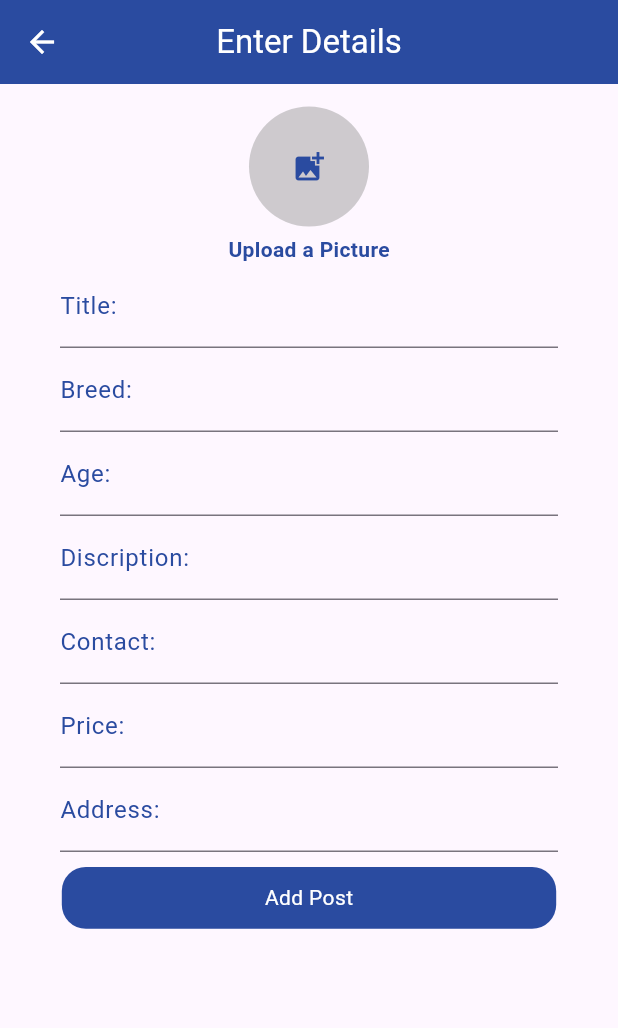
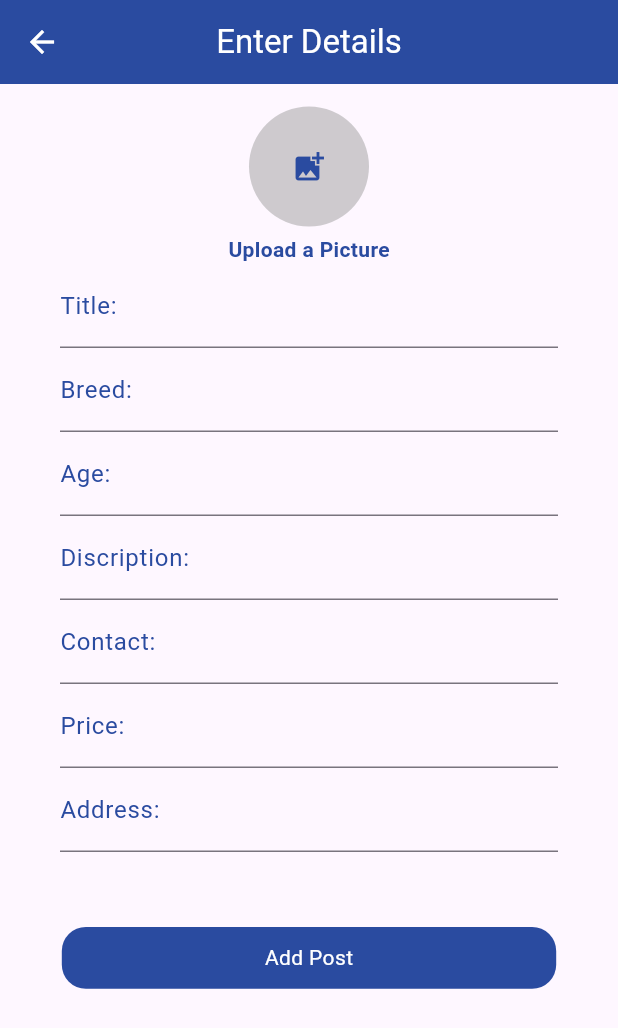
Before and after one commit to YaqoobAhmed/BIrdsApp, a Flutter app: the SellScreen screen opened directly, after a tap on "Add Post", on a phone screen of 412 x 824 dp. Shown: the top 1028 px of the screen. Run offline on Flutter 3.47's test engine with Material 3 defaults, Android fonts, the phone set to English and light mode, and no system bars; our stand-ins replace cloud_firestore, curved_labeled_navigation_bar, firebase_auth, firebase_core, firebase_storage, image_picker; accounts and stored records are empty.

```diff
--- a/lib/Views/sell/Screen/Sell.dart
+++ b/lib/Views/sell/Screen/Sell.dart
@@ -1,7 +1,6 @@
 import 'dart:io';
 
 import 'package:cloud_firestore/cloud_firestore.dart';
-import 'package:firebase/Views/Onboarding/Screen/onboarding.dart';
 import 'package:firebase/colors.dart';
 import 'package:firebase_auth/firebase_auth.dart';
 import 'package:firebase_storage/firebase_storage.dart';
@@ -76,8 +75,6 @@ class _SellScreenState extends State<SellScreen> {
         await _firestore.collection("adds").add(sellData);
 
         print("Add posted");
-        Navigator.pushReplacement(context,
-            MaterialPageRoute(builder: (context) => OnboardingScreen()));
 
         //show bottom snackbar
         ScaffoldMessenger.of(context).showSnackBar(SnackBar(
@@ -236,7 +233,7 @@ class _SellScreenState extends State<SellScreen> {
                           ),
                         ),
                         SizedBox(
-                          height: 10,
+                          height: 50,
                         ),
                         GestureDetector(
                           onTap: AddPost,
@@ -255,7 +252,7 @@ class _SellScreenState extends State<SellScreen> {
                           ),
                         ),
                         SizedBox(
-                          height: 20,
+                          height: 10,
                         )
                       ],
                     ),
--- a/pubspec.yaml
+++ b/pubspec.yaml
@@ -53,12 +53,13 @@ flutter_icons:
   android: true
   ios: true
   image_path: "assets/images/logoMain.png"
+  flutter_lints: ^3.0.1
   # The "flutter_lints" package below contains a set of recommended lints to
   # encourage good coding practices. The lint set provided by the package is
   # activated in the `analysis_options.yaml` file located at the root of your
   # package. See that file for information about deactivating specific lint
   # rules and activating additional ones.
-  flutter_lints: ^3.0.1
+
 
 # For information on the generic Dart part of this file, see the
 # following page: https://dart.dev/tools/pub/pubspec
```
Also changed, not shown: lib/Views/buy/Screen/buy.dart (+9 -0 lines).
